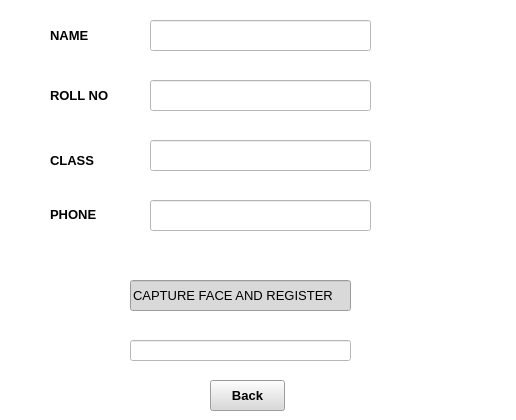
Above: FACE_ATTEND_GUI/student_register.ui from AmbikaPathak/faceAttendence before the change. Below: the same form after it.
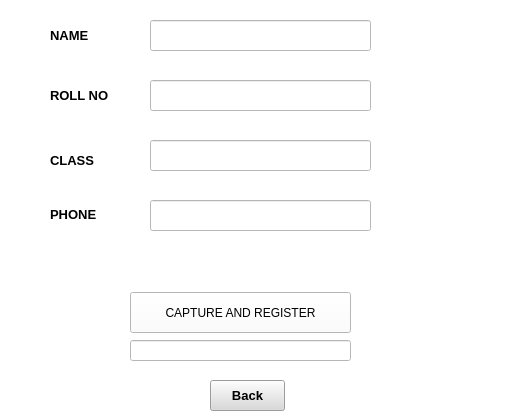
That is the form after the change.

Patch:
```diff
--- a/FACE_ATTEND_GUI/student_register.ui
+++ b/FACE_ATTEND_GUI/student_register.ui
@@ -104,27 +104,6 @@
      </font>
     </property>
    </widget>
-   <widget class="QLineEdit" name="lineEdit_5">
-    <property name="geometry">
-     <rect>
-      <x>130</x>
-      <y>280</y>
-      <width>221</width>
-      <height>31</height>
-     </rect>
-    </property>
-    <property name="font">
-     <font>
-      <pointsize>10</pointsize>
-     </font>
-    </property>
-    <property name="styleSheet">
-     <string notr="true">background-color: rgb(217, 217, 217);</string>
-    </property>
-    <property name="text">
-     <string>CAPTURE FACE AND REGISTER</string>
-    </property>
-   </widget>
    <widget class="QLineEdit" name="lineEdit_6">
     <property name="geometry">
      <rect>
@@ -223,6 +202,19 @@
      <string>ROLL NO</string>
     </property>
    </widget>
+   <widget class="QPushButton" name="pushButton_2">
+    <property name="geometry">
+     <rect>
+      <x>130</x>
+      <y>292</y>
+      <width>221</width>
+      <height>41</height>
+     </rect>
+    </property>
+    <property name="text">
+     <string>CAPTURE AND REGISTER</string>
+    </property>
+   </widget>
   </widget>
  </widget>
  <resources/>
```
